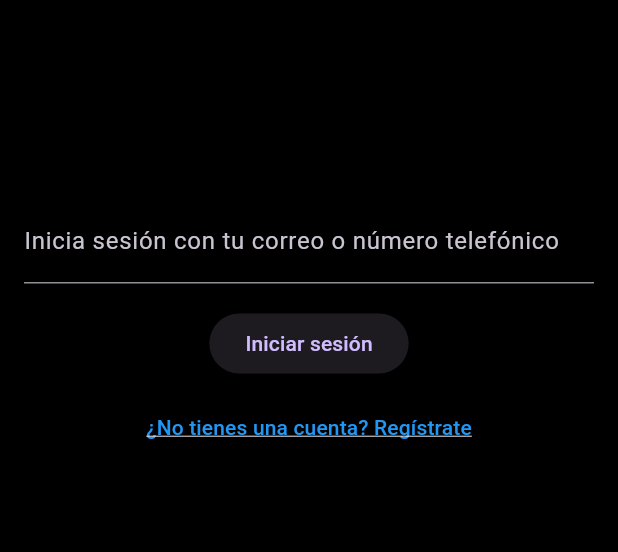
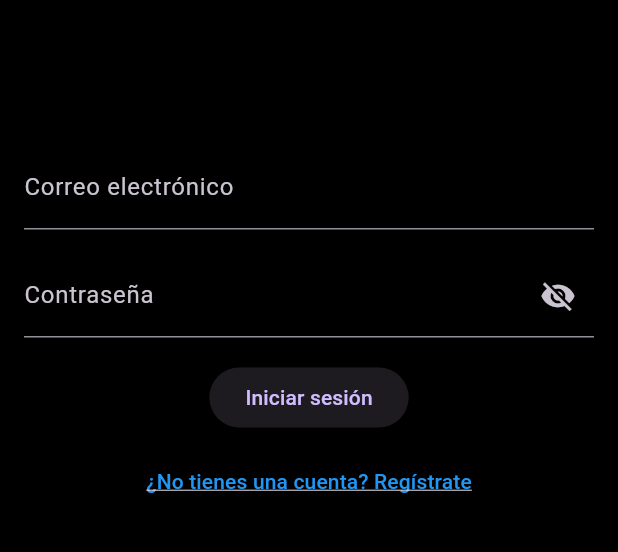
Before and after one commit to AndoniUTT/hoManager_app, a Flutter app: the screen it shows after launch, on a phone screen of 412 x 824 dp, the part 549-1101 px from its top. Run offline on Flutter 3.47's test engine with Material 3 defaults, Android fonts, the phone set to English and light mode, and no system bars; our stand-ins replace cloud_firestore, firebase_auth, firebase_core; accounts and stored records are empty.

Commit message:
implementacion - login

```diff
--- /dev/null
+++ b/lib/screens/login copy.dart
@@ -0,0 +1,150 @@
+import 'package:flutter/material.dart';
+import 'package:homanager_app/screens/main_screen.dart';
+import 'package:homanager_app/screens/register.dart';
+import 'package:firebase_auth/firebase_auth.dart';
+
+class LoginPage extends StatefulWidget {
+  const LoginPage({Key? key});
+
+  @override
+  State<LoginPage> createState() => _LoginPageState();
+}
+
+class _LoginPageState extends State<LoginPage> {
+  late TextEditingController _emailController;
+  late TextEditingController _passwordController;
+  bool _isPasswordVisible = false;
+
+  @override
+  void initState() {
+    super.initState();
+    _emailController = TextEditingController();
+    _passwordController = TextEditingController();
+  }
+
+  @override
+  void dispose() {
+    _emailController.dispose();
+    _passwordController.dispose();
+    super.dispose();
+  }
+
+  Future<void> _signInWithEmailAndPassword() async {
+    String email = _emailController.text.trim();
+    String password = _passwordController.text.trim();
+
+    if (email.isEmpty || password.isEmpty) {
+      _showAlert('Error', 'Por favor, complete todos los campos.');
+      return;
+    }
+
+    try {
+      await FirebaseAuth.instance.signInWithEmailAndPassword(
+        email: email,
+        password: password,
+      );
+      Navigator.pushReplacement(
+        context,
+        MaterialPageRoute(builder: (context) => MainScreen()),
+      );
+
+    } on FirebaseAuthException catch (e) {
+      if (e.code == 'user-not-found') {
+        _showAlert('Error', 'No se encontró ningún usuario con ese correo electrónico.');
+      } else if (e.code == 'wrong-password') {
+        _showAlert('Error', 'Contraseña incorrecta.');
+      }
+    }
+  }
+
+  void _showAlert(String title, String message) {
+    showDialog(
+      context: context,
+      builder: (BuildContext context) {
+        return AlertDialog(
+          title: Text(title),
+          content: Text(message),
+          actions: [
+            TextButton(
+              onPressed: () {
+                Navigator.of(context).pop();
+              },
+              child: Text('Aceptar'),
+            ),
+          ],
+        );
+      },
+    );
+  }
+
+  @override
+  Widget build(BuildContext context) {
+    return Scaffold(
+      body: Padding(
+        padding: const EdgeInsets.all(16.0),
+        child: Column(
+          crossAxisAlignment: CrossAxisAlignment.center,
+          children: [
+            SizedBox(
+              height: 350,
+              width: 350,
+              child: Image.asset('assets/img/letter_logo.jpeg'),
+            ),
+            Expanded(
+              child: Column(
+                mainAxisAlignment: MainAxisAlignment.center,
+                children: [
+                  TextField(
+                    controller: _emailController,
+                    decoration: InputDecoration(
+                      labelText: 'Correo electrónico',
+                    ),
+                  ),
+                  SizedBox(height: 16.0),
+                  TextField(
+                    controller: _passwordController,
+                    obscureText: !_isPasswordVisible,
+                    decoration: InputDecoration(
+                      labelText: 'Contraseña',
+                      suffixIcon: IconButton(
+                        icon: Icon(
+                          _isPasswordVisible ? Icons.visibility : Icons.visibility_off,
+                        ),
+                        onPressed: () {
+                          setState(() {
+                            _isPasswordVisible = !_isPasswordVisible;
+                          });
+                        },
+                      ),
+                    ),
+                  ),
+                  SizedBox(height: 16.0),
+                  ElevatedButton(
+                    onPressed: _signInWithEmailAndPassword,
+                    child: Text('Iniciar sesión'),
+                  ),
+                  SizedBox(height: 8.0),
+                  TextButton(
+                    onPressed: () {
+                      Navigator.push(
+                        context,
+                        MaterialPageRoute(builder: (context) => RegisterPage()),
+                      );
+                    },
+                    child: Text(
+                      '¿No tienes una cuenta? Regístrate',
+                      style: TextStyle(
+                        color: Colors.blue,
+                        decoration: TextDecoration.underline,
+                      ),
+                    ),
+                  ),
+                ],
+              ),
+            ),
+          ],
+        ),
+      ),
+    );
+  }
+}
--- a/lib/screens/splash.dart
+++ b/lib/screens/splash.dart
@@ -1,5 +1,5 @@
 import 'package:flutter/material.dart';
-import 'package:homanager_app/screens/login.dart';
+import 'package:homanager_app/screens/login copy.dart';
 
 class Splash extends StatefulWidget {
   const Splash({Key? key});
```
